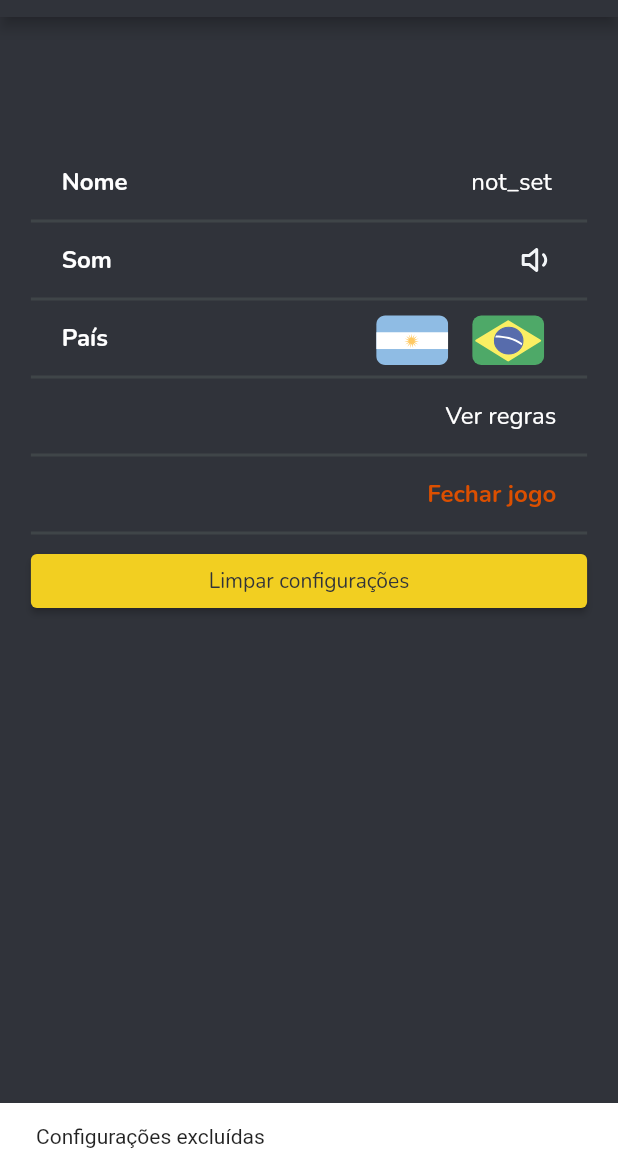
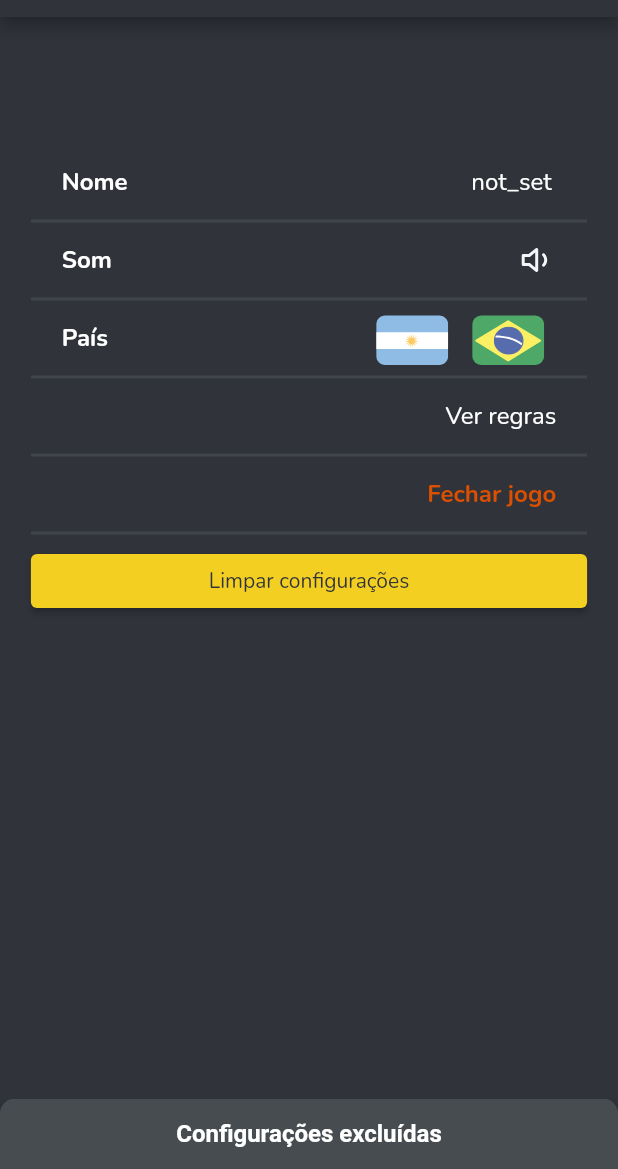
Before and after one commit to yuumasato/have_you_heard, a Flutter app: the SettingsScreen screen opened by its route, after a tap on "Limpar configurações", on a phone screen of 412 x 824 dp, the part 67-1236 px from its top. Run offline on Flutter 3.47's test engine with Material 2 defaults, Android fonts, the light colour scheme and no system bars; our stand-ins replace flutter_svg, flutter_svg_provider, get, page_view_indicators, shared_preferences, socket_io_client; accounts and stored records are empty; network calls fail.

Commit message:
add a custom snackbar

```diff
--- a/lib/ui/settings.dart
+++ b/lib/ui/settings.dart
@@ -106,6 +106,7 @@ class _SettingsScreenState extends State<SettingsScreen> {
                           onSubmitted: (playerName) async {
                             gc.setPlayerName(playerName);
                             gc.saveUser(playerName);
+                            showSnackBar(context, 'updatedName'.tr);
                           },
                           decoration: const InputDecoration(
                             contentPadding: EdgeInsets.only(bottom: 12),
@@ -224,9 +225,10 @@ class _SettingsScreenState extends State<SettingsScreen> {
                     final prefs = await SharedPreferences.getInstance();
                     await prefs.remove('username');
                     await prefs.remove('locale');
-                    const snackBar =
-                        SnackBar(content: Text('Configurações excluídas'));
-                    ScaffoldMessenger.of(context).showSnackBar(snackBar);
+                    showSnackBar(context, 'Configurações excluídas');
+                    /*const snackBar =
+                        SnackBar(content: Text());
+                    ScaffoldMessenger.of(context).showSnackBar(snackBar);*/
                   },
                   child: const Text('Limpar configurações')),
               const Spacer(flex: 4)
@@ -237,3 +239,18 @@ class _SettingsScreenState extends State<SettingsScreen> {
     );
   }
 }
+void showSnackBar(BuildContext context,String text) {
+  final scaffold = ScaffoldMessenger.of(context);
+  scaffold.showSnackBar(
+    SnackBar(
+      backgroundColor: kGrayScaleMediumDark,
+      shape: const RoundedRectangleBorder(
+          borderRadius: BorderRadius.only(
+              topLeft: Radius.circular(10),
+              topRight: Radius.circular(10))),
+      content: Text(text,
+        textAlign: TextAlign.center,
+        style: HyhTextStyle.body16Bold,),
+    ),
+  );
+}
```
